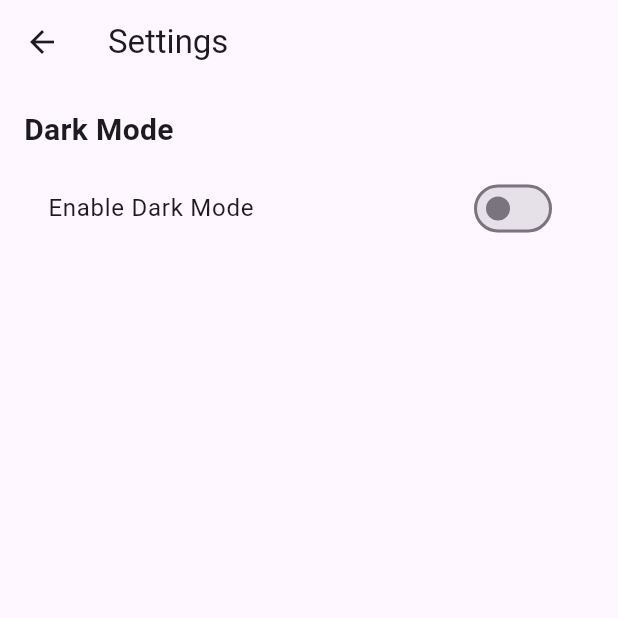
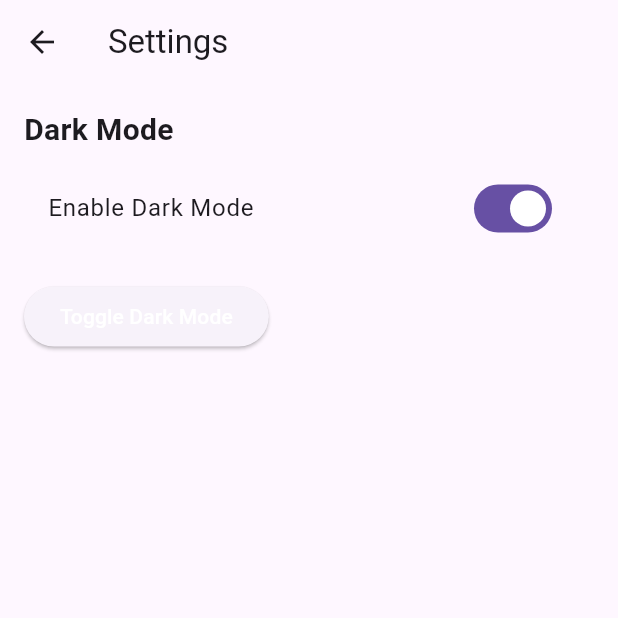
Before and after one commit to biplov-khatri/quizapp, a Flutter app: the screen it shows after launch, item 4 of the bottom bar chosen, after a tap on "Enable Dark Mode", on a phone screen of 412 x 824 dp, the top half of it. Run offline on Flutter 3.47's test engine with Material 3 defaults, Android fonts, the phone set to English and light mode, and no system bars.

Commit message:
dark mode occasionally works now

```diff
--- a/lib/main.dart
+++ b/lib/main.dart
@@ -1,4 +1,5 @@
 // main.dart
+
 import 'package:flutter/material.dart';
 import 'package:flutter/services.dart';
 import 'package:demo_application/const/colors.dart';
@@ -7,7 +8,8 @@ import 'package:demo_application/const/images.dart';
 import 'package:demo_application/const/text_style.dart';
 import 'package:demo_application/test.dart';
 import 'package:demo_application/study_materials.dart';
-import 'package:demo_application/settings.dart'; // Import the AppSettings class
+import 'package:demo_application/settings.dart';
+import 'package:demo_application/theme_provider.dart';
 
 void main() {
   SystemChrome.setSystemUIOverlayStyle(const SystemUiOverlayStyle(statusBarColor: blue));
@@ -22,7 +24,9 @@ class App extends StatelessWidget {
     return MaterialApp(
       debugShowCheckedModeBanner: false,
       home: const MainScreen(),
-      theme: AppSettings.darkMode ? AppSettings.getDarkTheme() : AppSettings.getTheme(),
+      theme: AppSettings.themeProvider.currentTheme == ThemeMode.dark
+          ? AppSettings.getDarkTheme()
+          : AppSettings.getTheme(),
       title: "Driving test",
     );
   }
@@ -56,8 +60,7 @@ class _MainScreenState extends State<MainScreen> {
           });
         },
         onDarkModeToggle: (isDarkModeEnabled) {
-          // Handle dark mode toggle
-          AppSettings.darkMode = isDarkModeEnabled;
+          AppSettings.themeProvider.toggleDarkMode(isDarkModeEnabled);
           setState(() {}); // Refresh the UI when dark mode is toggled
         },
       ),
--- a/lib/navbar.dart
+++ b/lib/navbar.dart
@@ -1,7 +1,7 @@
 // navbar.dart
 
 import 'package:flutter/material.dart';
-import 'settings.dart'; // Import your settings.dart file
+import 'settings.dart';
 
 class CustomBottomNavBar extends StatefulWidget {
   final int currentIndex;
@@ -42,8 +42,6 @@ class _CustomBottomNavBarState extends State<CustomBottomNavBar>
       currentIndex: widget.currentIndex,
       onTap: (index) {
         if (index == 3) {
-          // If the Settings icon is tapped (assuming it's at index 3),
-          // open the SettingsScreen.
           openSettingsScreen(context);
         } else {
           widget.onTap(index);
@@ -102,7 +100,6 @@ class _CustomBottomNavBarState extends State<CustomBottomNavBar>
     return BottomNavigationBarItem(
       icon: GestureDetector(
         onTap: () {
-          // If the Settings icon is tapped, open the SettingsScreen.
           openSettingsScreen(context);
           _playAnimation();
         },
@@ -138,7 +135,6 @@ class _CustomBottomNavBarState extends State<CustomBottomNavBar>
   }
 }
 
-// Function to open the SettingsScreen
 void openSettingsScreen(BuildContext context) {
   Navigator.push(
     context,
--- a/lib/settings.dart
+++ b/lib/settings.dart
@@ -1,8 +1,11 @@
 // settings.dart
+
 import 'package:flutter/material.dart';
+import 'theme_provider.dart';
 
 class AppSettings {
-  static bool darkMode = false;
+  static ThemeProvider themeProvider = ThemeProvider();
+  // other settings...
 
   static ThemeData getTheme() {
     return ThemeData(
@@ -23,9 +26,12 @@ class AppSettings {
   }
 }
 
-class SettingsScreen extends StatelessWidget {
-  const SettingsScreen({Key? key}) : super(key: key);
+class SettingsScreen extends StatefulWidget {
+  @override
+  _SettingsScreenState createState() => _SettingsScreenState();
+}
 
+class _SettingsScreenState extends State<SettingsScreen> {
   @override
   Widget build(BuildContext context) {
     return Scaffold(
@@ -44,29 +50,27 @@ class SettingsScreen extends StatelessWidget {
             const SizedBox(height: 10),
             SwitchListTile(
               title: const Text('Enable Dark Mode'),
-              value: AppSettings.darkMode,
+              value: AppSettings.themeProvider.currentTheme == ThemeMode.dark,
               onChanged: (value) {
                 // Update the dark mode setting
-                AppSettings.darkMode = value;
-
-                // Notify the framework that the state has changed
-                if (value) {
-                  // If dark mode is enabled, you can apply a dark theme here
-                  // e.g., ThemeMode.dark or update specific theme properties
-                  // based on your implementation.
-                  // Apply your dark theme here:
-                  // MyAppState.setTheme(AppSettings.getDarkTheme());
-                } else {
-                  // If dark mode is disabled, you can apply a light theme here
-                  // e.g., ThemeMode.light or update specific theme properties
-                  // based on your implementation.
-                  // Apply your light theme here:
-                  // MyAppState.setTheme(AppSettings.getTheme());
-                }
-
-                // You may also use Provider or any other state management solution
-                // to handle the theme changes globally in your app.
+                AppSettings.themeProvider.toggleDarkMode(value);
+                // Trigger a rebuild of the widget tree
+                setState(() {});
               },
+            ),
+            const SizedBox(height: 20),
+            ElevatedButton(
+              onPressed: () {
+                // Toggle dark mode when the button is pressed
+                AppSettings.themeProvider.toggleDarkMode(
+                    AppSettings.themeProvider.currentTheme != ThemeMode.dark);
+                // Trigger a rebuild of the widget tree
+                setState(() {});
+              },
+              child: Text(
+                'Toggle Dark Mode',
+                style: TextStyle(color: Colors.white),
+              ),
             ),
           ],
         ),
@@ -74,3 +78,22 @@ class SettingsScreen extends StatelessWidget {
     );
   }
 }
+
+class MyApp extends StatelessWidget {
+  @override
+  Widget build(BuildContext context) {
+    final ThemeData currentTheme = AppSettings.themeProvider.currentTheme == ThemeMode.dark
+        ? AppSettings.getDarkTheme()
+        : AppSettings.getTheme();
+
+    return MaterialApp(
+      title: 'My App',
+      theme: currentTheme,
+      home: SettingsScreen(),
+    );
+  }
+}
+
+void main() {
+  runApp(MyApp());
+}
--- /dev/null
+++ b/lib/theme_provider.dart
@@ -0,0 +1,14 @@
+// theme_provider.dart
+
+import 'package:flutter/material.dart';
+
+class ThemeProvider with ChangeNotifier {
+  ThemeMode _currentTheme = ThemeMode.light;
+
+  ThemeMode get currentTheme => _currentTheme;
+
+  void toggleDarkMode(bool isDarkMode) {
+    _currentTheme = isDarkMode ? ThemeMode.dark : ThemeMode.light;
+    notifyListeners();
+  }
+}
```
